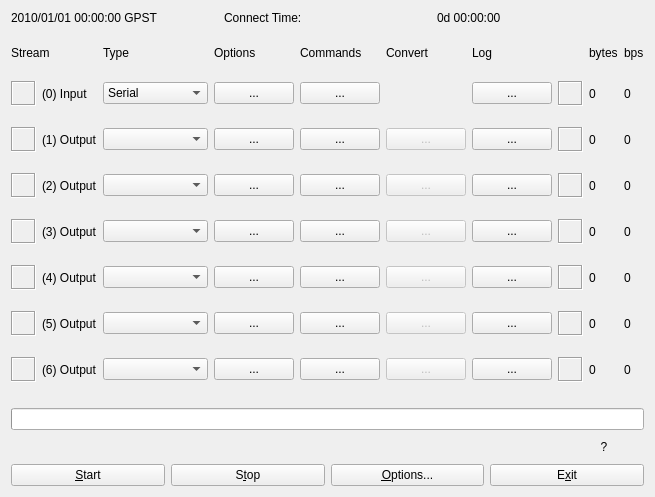
Before: the Qt Designer form app/qtapp/strsvr_qt/svrmain.ui in lhuisman/myRTKLIB, drawn with Qt 5.
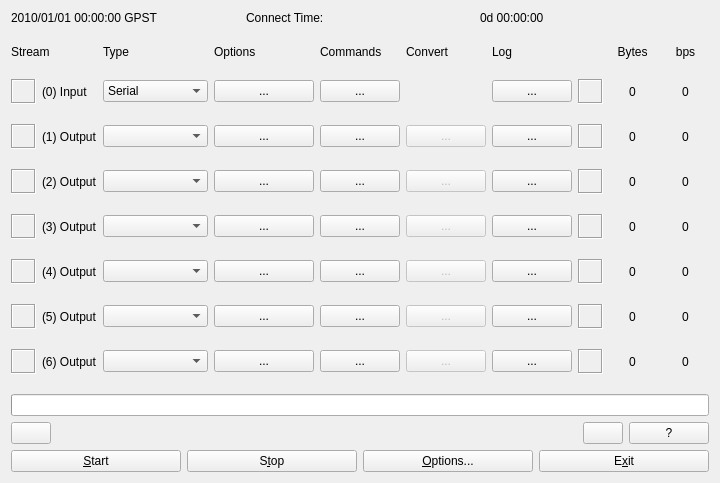
After: the same form once the commit is applied. Icons and pictures are not drawn.

Diff of the .ui file:
```diff
--- a/app/qtapp/strsvr_qt/svrmain.ui
+++ b/app/qtapp/strsvr_qt/svrmain.ui
@@ -6,8 +6,8 @@
    <rect>
     <x>0</x>
     <y>0</y>
-    <width>653</width>
-    <height>497</height>
+    <width>720</width>
+    <height>483</height>
    </rect>
   </property>
   <property name="windowTitle">
@@ -75,18 +75,15 @@
            </property>
           </widget>
          </item>
-         <item>
-          <widget class="QLabel" name="Label8">
-           <property name="toolTip">
-            <string/>
-           </property>
-           <property name="text">
-            <string>Connect Time:</string>
-           </property>
-          </widget>
-         </item>
          <item>
           <widget class="QLabel" name="lblConnectionTime">
+           <property name="text">
+            <string>Connect Time:</string>
+           </property>
+          </widget>
+         </item>
+         <item>
+          <widget class="QLabel" name="lblCurrentConnectionTime">
            <property name="enabled">
             <bool>true</bool>
            </property>
@@ -123,10 +120,7 @@
           <number>0</number>
          </property>
          <item row="0" column="5">
-          <widget class="QLabel" name="Label1">
-           <property name="enabled">
-            <bool>true</bool>
-           </property>
+          <widget class="QLabel" name="lblCommands">
            <property name="sizePolicy">
             <sizepolicy hsizetype="Preferred" vsizetype="Fixed">
              <horstretch>0</horstretch>
@@ -159,6 +153,9 @@
            <property name="text">
             <string>0</string>
            </property>
+           <property name="alignment">
+            <set>Qt::AlignCenter</set>
+           </property>
           </widget>
          </item>
          <item row="9" column="10">
@@ -169,13 +166,13 @@
            <property name="text">
             <string>0</string>
            </property>
+           <property name="alignment">
+            <set>Qt::AlignCenter</set>
+           </property>
           </widget>
          </item>
          <item row="0" column="6">
-          <widget class="QLabel" name="Label2">
-           <property name="enabled">
-            <bool>true</bool>
-           </property>
+          <widget class="QLabel" name="lblConvert">
            <property name="sizePolicy">
             <sizepolicy hsizetype="Preferred" vsizetype="Fixed">
              <horstretch>0</horstretch>
@@ -249,6 +246,9 @@
            <property name="text">
             <string>0</string>
            </property>
+           <property name="alignment">
+            <set>Qt::AlignCenter</set>
+           </property>
           </widget>
          </item>
          <item row="10" column="2">
@@ -326,6 +326,9 @@
            <property name="text">
             <string>0</string>
            </property>
+           <property name="alignment">
+            <set>Qt::AlignCenter</set>
+           </property>
           </widget>
          </item>
          <item row="9" column="3" colspan="2">
@@ -451,10 +454,7 @@
           </widget>
          </item>
          <item row="0" column="2">
-          <widget class="QLabel" name="Label3">
-           <property name="enabled">
-            <bool>true</bool>
-           </property>
+          <widget class="QLabel" name="lblType">
            <property name="sizePolicy">
             <sizepolicy hsizetype="Preferred" vsizetype="Fixed">
              <horstretch>0</horstretch>
@@ -502,6 +502,9 @@
            <property name="text">
             <string>0</string>
            </property>
+           <property name="alignment">
+            <set>Qt::AlignCenter</set>
+           </property>
           </widget>
          </item>
          <item row="7" column="11">
@@ -512,6 +515,9 @@
            <property name="text">
             <string>0</string>
            </property>
+           <property name="alignment">
+            <set>Qt::AlignCenter</set>
+           </property>
           </widget>
          </item>
          <item row="1" column="5">
@@ -579,6 +585,9 @@
            <property name="text">
             <string>0</string>
            </property>
+           <property name="alignment">
+            <set>Qt::AlignCenter</set>
+           </property>
           </widget>
          </item>
          <item row="9" column="2">
@@ -697,6 +706,9 @@
            <property name="text">
             <string>0</string>
            </property>
+           <property name="alignment">
+            <set>Qt::AlignCenter</set>
+           </property>
           </widget>
          </item>
          <item row="10" column="11">
@@ -707,6 +719,9 @@
            <property name="text">
             <string>0</string>
            </property>
+           <property name="alignment">
+            <set>Qt::AlignCenter</set>
+           </property>
           </widget>
          </item>
          <item row="5" column="11">
@@ -717,6 +732,9 @@
            <property name="text">
             <string>0</string>
            </property>
+           <property name="alignment">
+            <set>Qt::AlignCenter</set>
+           </property>
           </widget>
          </item>
          <item row="7" column="0">
@@ -775,10 +793,7 @@
           </widget>
          </item>
          <item row="0" column="3">
-          <widget class="QLabel" name="Label4">
-           <property name="enabled">
-            <bool>true</bool>
-           </property>
+          <widget class="QLabel" name="lblOptions">
            <property name="sizePolicy">
             <sizepolicy hsizetype="Preferred" vsizetype="Fixed">
              <horstretch>0</horstretch>
@@ -988,6 +1003,9 @@
            <property name="text">
             <string>0</string>
            </property>
+           <property name="alignment">
+            <set>Qt::AlignCenter</set>
+           </property>
           </widget>
          </item>
          <item row="6" column="3" colspan="2">
@@ -1108,10 +1126,7 @@
           </widget>
          </item>
          <item row="0" column="10">
-          <widget class="QLabel" name="Label6">
-           <property name="enabled">
-            <bool>true</bool>
-           </property>
+          <widget class="QLabel" name="lblBytes">
            <property name="sizePolicy">
             <sizepolicy hsizetype="Preferred" vsizetype="Fixed">
              <horstretch>0</horstretch>
@@ -1122,7 +1137,10 @@
             <string/>
            </property>
            <property name="text">
-            <string>bytes</string>
+            <string>Bytes</string>
+           </property>
+           <property name="alignment">
+            <set>Qt::AlignCenter</set>
            </property>
           </widget>
          </item>
@@ -1162,10 +1180,7 @@
           </widget>
          </item>
          <item row="0" column="11">
-          <widget class="QLabel" name="Label7">
-           <property name="enabled">
-            <bool>true</bool>
-           </property>
+          <widget class="QLabel" name="lblBps">
            <property name="sizePolicy">
             <sizepolicy hsizetype="Preferred" vsizetype="Fixed">
              <horstretch>0</horstretch>
@@ -1178,6 +1193,9 @@
            <property name="text">
             <string>bps</string>
            </property>
+           <property name="alignment">
+            <set>Qt::AlignCenter</set>
+           </property>
           </widget>
          </item>
          <item row="10" column="0">
@@ -1313,6 +1331,9 @@
            <property name="text">
             <string>0</string>
            </property>
+           <property name="alignment">
+            <set>Qt::AlignCenter</set>
+           </property>
           </widget>
          </item>
          <item row="7" column="1">
@@ -1330,6 +1351,9 @@
            <property name="text">
             <string>0</string>
            </property>
+           <property name="alignment">
+            <set>Qt::AlignCenter</set>
+           </property>
           </widget>
          </item>
          <item row="9" column="5">
@@ -1360,6 +1384,9 @@
            <property name="text">
             <string>0</string>
            </property>
+           <property name="alignment">
+            <set>Qt::AlignCenter</set>
+           </property>
           </widget>
          </item>
          <item row="0" column="7">
@@ -1443,10 +1470,7 @@
           </widget>
          </item>
          <item row="0" column="0" colspan="2">
-          <widget class="QLabel" name="Label5">
-           <property name="enabled">
-            <bool>true</bool>
-           </property>
+          <widget class="QLabel" name="lblStream">
            <property name="sizePolicy">
             <sizepolicy hsizetype="Preferred" vsizetype="Fixed">
              <horstretch>0</horstretch>
@@ -1513,17 +1537,10 @@
             <iconset resource="strsvr_qt.qrc">
              <normaloff>:/buttons/square</normaloff>:/buttons/square</iconset>
            </property>
-           <property name="flat">
-            <bool>true</bool>
-           </property>
           </widget>
          </item>
          <item>
-          <widget class="QLabel" name="lblMessage">
-           <property name="toolTip">
-            <string/>
-           </property>
-          </widget>
+          <widget class="QLabel" name="lblMessage"/>
          </item>
          <item>
           <widget class="QPushButton" name="btnTaskIcon">
@@ -1540,9 +1557,6 @@
             <iconset resource="strsvr_qt.qrc">
              <normaloff>:/buttons/tray</normaloff>:/buttons/tray</iconset>
            </property>
-           <property name="flat">
-            <bool>true</bool>
-           </property>
           </widget>
          </item>
          <item>
@@ -1559,9 +1573,6 @@
            <property name="text">
             <string>?</string>
            </property>
-           <property name="flat">
-            <bool>true</bool>
-           </property>
           </widget>
          </item>
         </layout>
```
Left out of the diff: 161 changed lines with no effect on the pictures.
